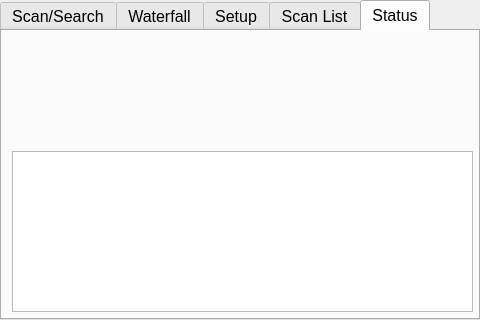
Old version of the form mainwindow.ui in the repository CWRU-ECSE-398-Team-14/SDR-GNU-Radio-App.
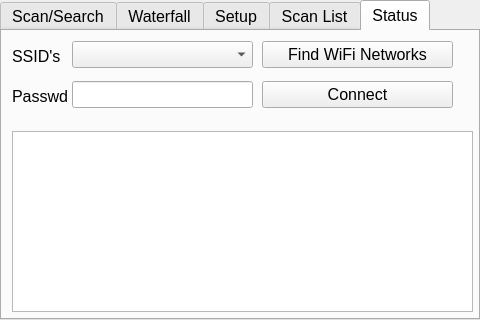
New version of the form. The open tabs and pages were chosen to show the change.

Commit message: Add stop scan button, should display current channel, fix to us_counties list reading

```diff
--- a/mainwindow.ui
+++ b/mainwindow.ui
@@ -1175,9 +1175,9 @@
       <property name="geometry">
        <rect>
         <x>10</x>
-        <y>120</y>
+        <y>100</y>
         <width>461</width>
-        <height>161</height>
+        <height>181</height>
        </rect>
       </property>
       <property name="font">
@@ -1190,6 +1190,78 @@
        <bool>false</bool>
       </property>
      </widget>
+     <widget class="QPushButton" name="findWifiBtn">
+      <property name="geometry">
+       <rect>
+        <x>260</x>
+        <y>10</y>
+        <width>191</width>
+        <height>27</height>
+       </rect>
+      </property>
+      <property name="text">
+       <string>Find WiFi Networks</string>
+      </property>
+     </widget>
+     <widget class="QComboBox" name="wifiNetworksComboBox">
+      <property name="geometry">
+       <rect>
+        <x>70</x>
+        <y>10</y>
+        <width>181</width>
+        <height>27</height>
+       </rect>
+      </property>
+     </widget>
+     <widget class="QPushButton" name="connectToWifiBtn">
+      <property name="geometry">
+       <rect>
+        <x>260</x>
+        <y>50</y>
+        <width>191</width>
+        <height>27</height>
+       </rect>
+      </property>
+      <property name="text">
+       <string>Connect</string>
+      </property>
+     </widget>
+     <widget class="QLineEdit" name="passwdLineEdit">
+      <property name="geometry">
+       <rect>
+        <x>70</x>
+        <y>50</y>
+        <width>181</width>
+        <height>27</height>
+       </rect>
+      </property>
+     </widget>
+     <widget class="QLabel" name="passwdLbl">
+      <property name="geometry">
+       <rect>
+        <x>10</x>
+        <y>50</y>
+        <width>61</width>
+        <height>31</height>
+       </rect>
+      </property>
+      <property name="text">
+       <string>Passwd</string>
+      </property>
+     </widget>
+     <widget class="QLabel" name="ssidLbl">
+      <property name="geometry">
+       <rect>
+        <x>10</x>
+        <y>10</y>
+        <width>61</width>
+        <height>31</height>
+       </rect>
+      </property>
+      <property name="text">
+       <string>SSID's</string>
+      </property>
+     </widget>
     </widget>
    </widget>
   </widget>
```
Left out of the diff: 25 changed lines with no effect on the pictures. The commit also changes 4 other files.
